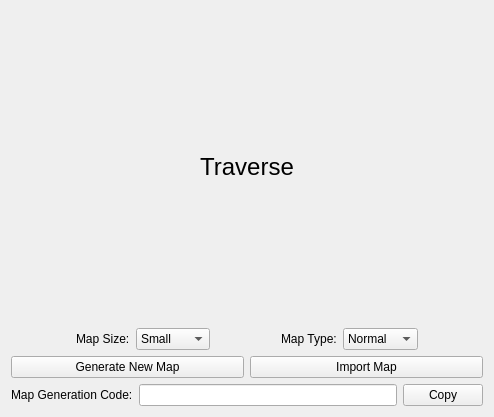
Before: the Qt Designer form mainwindow.ui in Sidetalker/Traverse, drawn with Qt 5.
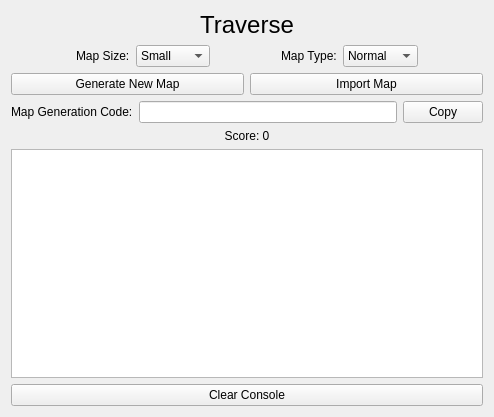
After: the same form once the commit is applied.

```diff
--- a/mainwindow.ui
+++ b/mainwindow.ui
@@ -193,7 +193,32 @@
      </layout>
     </item>
     <item>
-     <layout class="QVBoxLayout" name="vlBottom"/>
+     <layout class="QVBoxLayout" name="vlBottom">
+      <item>
+       <widget class="QLabel" name="label">
+        <property name="text">
+         <string>Score: 0</string>
+        </property>
+        <property name="alignment">
+         <set>Qt::AlignCenter</set>
+        </property>
+       </widget>
+      </item>
+      <item>
+       <widget class="QTextEdit" name="txtConsole">
+        <property name="readOnly">
+         <bool>true</bool>
+        </property>
+       </widget>
+      </item>
+      <item>
+       <widget class="QPushButton" name="pushButton">
+        <property name="text">
+         <string>Clear Console</string>
+        </property>
+       </widget>
+      </item>
+     </layout>
     </item>
    </layout>
   </widget>
```
